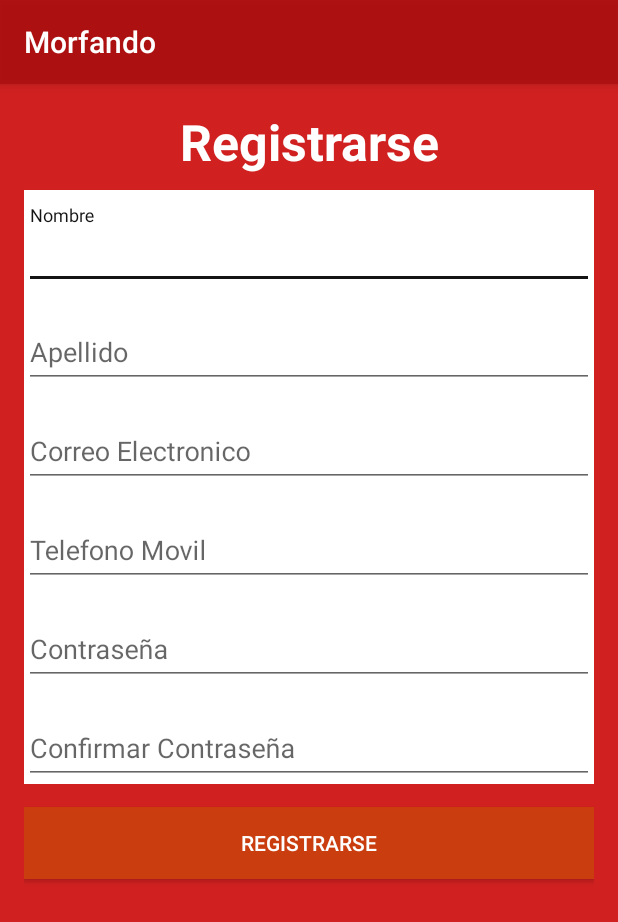
After one commit to mfinkels/miPrimerProyecto, an Android app: the activitySignUp screen opened directly, with no data from a screen before it, on a phone screen of 412 x 824 dp. The commit adds this screen. Shown: the top 922 px of the screen. Run offline under Robolectric (Android 15) with nearby library versions, the phone set to English and light mode, and no system bars.

Commit message:
Crecacion de Actividades
Se creo la visualizacion de las actividades:
Log In
Sign Up
Reset Password

```diff
--- a/Morfando/app/build.gradle
+++ b/Morfando/app/build.gradle
@@ -26,5 +26,6 @@ dependencies {
     })
     compile 'com.android.support:appcompat-v7:25.3.0'
     compile 'com.android.support.constraint:constraint-layout:1.0.2'
+    compile 'com.android.support:design:25.3.1'
     testCompile 'junit:junit:4.12'
 }
--- a/Morfando/app/src/main/AndroidManifest.xml
+++ b/Morfando/app/src/main/AndroidManifest.xml
@@ -9,13 +9,16 @@
         android:roundIcon="@mipmap/ic_launcher_round"
         android:supportsRtl="true"
         android:theme="@style/AppTheme">
-        <activity android:name=".ActividadPrincipal">
+        <activity android:name=".activitySignUp" />
+        <activity android:name=".activityLogIn">
             <intent-filter>
                 <action android:name="android.intent.action.MAIN" />
 
                 <category android:name="android.intent.category.LAUNCHER" />
             </intent-filter>
         </activity>
+        <activity android:name=".activityProfile" />
+        <activity android:name=".ActivityResetPassword"></activity>
     </application>
 
 </manifest>
--- /dev/null
+++ b/Morfando/app/src/main/java/com/example/matias/morfando/activitySignUp.java
@@ -0,0 +1,13 @@
+package com.example.matias.morfando;
+
+import android.support.v7.app.AppCompatActivity;
+import android.os.Bundle;
+
+public class activitySignUp extends AppCompatActivity {
+
+    @Override
+    protected void onCreate(Bundle savedInstanceState) {
+        super.onCreate(savedInstanceState);
+        setContentView(R.layout.activity_sign_up);
+    }
+}
--- /dev/null
+++ b/Morfando/app/src/main/res/layout/activity_sign_up.xml
@@ -0,0 +1,131 @@
+<?xml version="1.0" encoding="utf-8"?>
+<ScrollView xmlns:android="http://schemas.android.com/apk/res/android"
+    android:layout_width="match_parent"
+    android:layout_height="match_parent"
+    android:fillViewport="true">
+    <LinearLayout xmlns:android="http://schemas.android.com/apk/res/android"
+        android:layout_width="match_parent"
+        android:layout_height="match_parent"
+        android:orientation="vertical"
+        android:padding="16dp"
+        android:background="#ebcc0e0e">
+
+        <TextView
+            android:layout_width="match_parent"
+            android:layout_height="wrap_content"
+            android:gravity="center_horizontal"
+            android:text="Registrarse"
+            android:textColor="#fff"
+            android:textSize="33dp"
+            android:textStyle="bold"
+            android:layout_marginBottom="10dp"/>
+
+    <LinearLayout
+        android:layout_width="fill_parent"
+        android:layout_height="wrap_content"
+        android:orientation="vertical"
+        android:background="#fff">
+
+            <android.support.design.widget.TextInputLayout
+                android:id="@+id/nombre"
+                android:layout_width="fill_parent"
+                android:layout_height="wrap_content"
+                android:layout_marginTop="10dp">
+
+                <EditText
+                    android:id="@+id/nombreUsuario"
+                    android:layout_width="fill_parent"
+                    android:layout_height="wrap_content"
+                    android:ems="10"
+                    android:hint="Nombre"
+                    android:inputType="textPersonName" />
+            </android.support.design.widget.TextInputLayout>
+
+            <android.support.design.widget.TextInputLayout
+                android:id="@+id/apellido"
+                android:layout_width="fill_parent"
+                android:layout_height="wrap_content"
+                android:layout_marginTop="10dp">
+
+                <EditText
+                    android:id="@+id/apelledidoUsuario"
+                    android:layout_width="fill_parent"
+                    android:layout_height="wrap_content"
+                    android:ems="10"
+                    android:hint="Apellido"
+                    android:inputType="textPersonName" />
+            </android.support.design.widget.TextInputLayout>
+
+
+            <android.support.design.widget.TextInputLayout
+                android:id="@+id/email"
+                android:layout_width="fill_parent"
+                android:layout_height="wrap_content"
+                android:layout_marginTop="10dp">
+
+                <EditText
+                    android:id="@+id/emailUsuario"
+                    android:layout_width="fill_parent"
+                    android:layout_height="wrap_content"
+                    android:ems="10"
+                    android:hint="Correo Electronico"
+                    android:inputType="textEmailAddress" />
+            </android.support.design.widget.TextInputLayout>
+
+            <android.support.design.widget.TextInputLayout
+                android:id="@+id/telefono"
+                android:layout_width="fill_parent"
+                android:layout_height="wrap_content"
+                android:layout_marginTop="10dp">
+
+                <EditText
+                    android:id="@+id/telefonoUsuario"
+                    android:layout_width="fill_parent"
+                    android:layout_height="wrap_content"
+                    android:ems="10"
+                    android:hint="Telefono Movil"
+                    android:inputType="textPhonetic" />
+            </android.support.design.widget.TextInputLayout>
+
+            <android.support.design.widget.TextInputLayout
+                android:id="@+id/contrasena"
+                android:layout_width="fill_parent"
+                android:layout_height="wrap_content"
+                android:layout_marginTop="10dp">
+
+                <EditText
+                    android:id="@+id/contrasenaUsuario"
+                    android:layout_width="fill_parent"
+                    android:layout_height="wrap_content"
+                    android:ems="10"
+                    android:hint="Contraseña"
+                    android:inputType="textPassword" />
+            </android.support.design.widget.TextInputLayout>
+
+            <android.support.design.widget.TextInputLayout
+                android:id="@+id/confirmacion_Contrasena"
+                android:layout_width="fill_parent"
+                android:layout_height="wrap_content"
+                android:layout_marginTop="10dp">
+
+                <EditText
+                    android:id="@+id/confirm_contrasenaUsuario"
+                    android:layout_width="fill_parent"
+                    android:layout_height="wrap_content"
+                    android:ems="10"
+                    android:hint="Confirmar Contraseña"
+                    android:inputType="textPassword" />
+
+            </android.support.design.widget.TextInputLayout>
+        </LinearLayout>
+
+        <Button
+            android:layout_width="fill_parent"
+            android:layout_height="wrap_content"
+            android:layout_marginTop="15dp"
+            android:background="#ebcc410e"
+            android:text="Registrarse"
+            android:textColor="#fff" />
+
+    </LinearLayout>
+</ScrollView>
--- a/Morfando/app/src/main/res/values/colors.xml
+++ b/Morfando/app/src/main/res/values/colors.xml
@@ -1,6 +1,6 @@
 <?xml version="1.0" encoding="utf-8"?>
 <resources>
-    <color name="colorPrimary">#3F51B5</color>
-    <color name="colorPrimaryDark">#303F9F</color>
-    <color name="colorAccent">#FF4081</color>
+    <color name="colorPrimary">#ebab0101</color>
+    <color name="colorPrimaryDark">#eb8b0303</color>
+    <color name="colorAccent">#151414</color>
 </resources>
--- a/Morfando/build.gradle
+++ b/Morfando/build.gradle
@@ -5,11 +5,12 @@ buildscript {
         jcenter()
     }
     dependencies {
-        classpath 'com.android.tools.build:gradle:2.3.0'
+        classpath 'com.android.tools.build:gradle:2.3.1'
 
         // NOTE: Do not place your application dependencies here; they belong
         // in the individual module build.gradle files
     }
+
 }
 
 allprojects {
```
Also changed, not shown: Morfando/app/src/main/java/com/example/matias/morfando/ActivityResetPassword.java (renamed from Morfando/app/src/main/java/com/example/matias/morfando/ActividadPrincipal.java, +2 -7 lines), Morfando/app/src/main/java/com/example/matias/morfando/activityLogIn.java (added, +32 -0 lines), Morfando/app/src/main/java/com/example/matias/morfando/activityProfile.java (added, +14 -0 lines), Morfando/app/src/main/res/layout/activity_log_in.xml (added, +135 -0 lines), Morfando/app/src/main/res/layout/activity_reset_password.xml (added, +84 -0 lines), Morfando/app/src/main/res/drawable/lock.gif (added), Morfando/app/src/main/res/drawable/user.gif (added), Morfando/app/src/main/res/layout/activity_profile.xml (renamed from Morfando/app/src/main/res/layout/actividad_principal.xml).
